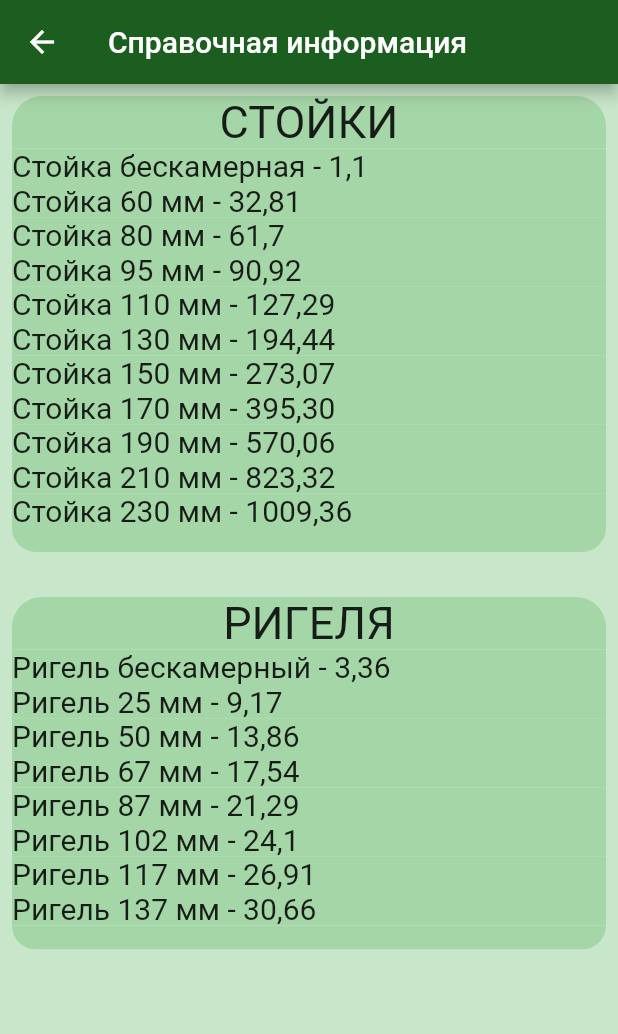
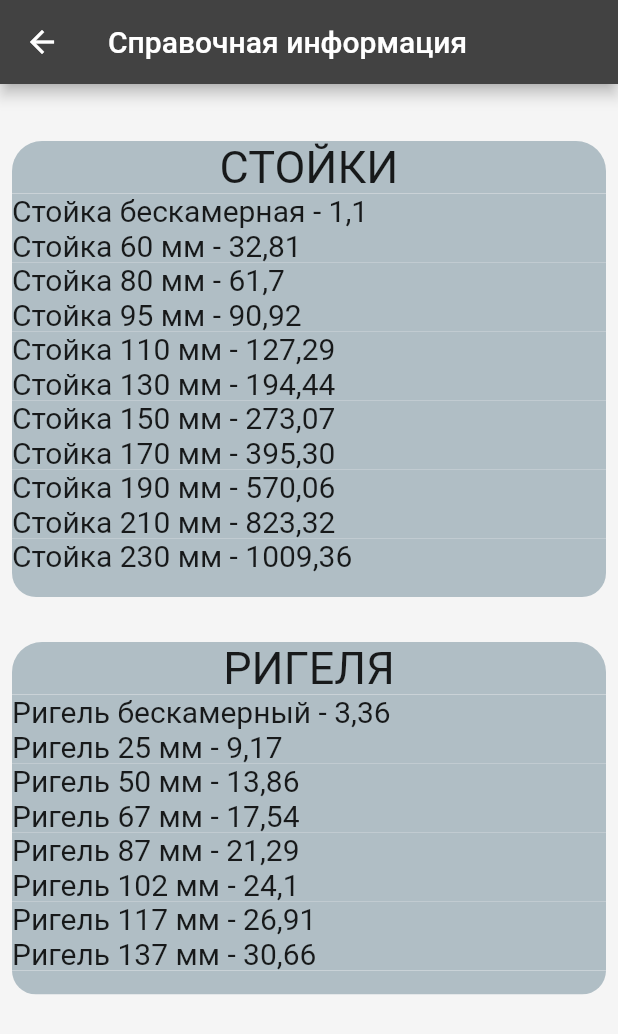
Before and after one commit to KonstantinLeschenko/framex_statics, a Flutter app: the screen it shows after launch, after a tap on "Инфо", on a phone screen of 412 x 824 dp. Shown: the top 1034 px of the screen. Run offline on Flutter 3.47's test engine with Material 2 defaults, Android fonts, the phone set to English and light mode, and no system bars.

Commit message:
update colors

```diff
--- a/lib/home.dart
+++ b/lib/home.dart
@@ -5,9 +5,9 @@ class Home extends StatelessWidget {
   @override
   Widget build(BuildContext context) {
     return Scaffold(
-      backgroundColor: Colors.green[100],
+      backgroundColor: Colors.grey[100],
       appBar: AppBar(
-        backgroundColor: Colors.green[700],
+        backgroundColor: Colors.grey[800],
         title: const Text('Расчёт статических и ветровых нагрузок'),
       ),
       body: Center(
@@ -25,7 +25,7 @@ class Home extends StatelessWidget {
                   Navigator.pushNamed(context, '/stoyka');
                 },
                     style: ElevatedButton.styleFrom(
-                      primary: Colors.blue[300]
+                      primary: Colors.blueGrey[300]
                     ),
                     child: const Text('Ветровая нагрузка на стойку', style: TextStyle(fontSize: 20), textAlign: TextAlign.center,)),
               ),
@@ -39,7 +39,7 @@ class Home extends StatelessWidget {
                   Navigator.pushNamed(context, '/rigel');
                 },
                     style: ElevatedButton.styleFrom(
-                        primary: Colors.blue[300]
+                        primary: Colors.blueGrey[300]
                     ),
                     child: const Text('Статическая нагрузка на ригель', style: TextStyle(fontSize: 20),textAlign: TextAlign.center,)),
               ),
@@ -53,7 +53,7 @@ class Home extends StatelessWidget {
                   Navigator.pushNamed(context, '/info');
                 },
                     style: ElevatedButton.styleFrom(
-                        primary: Colors.blue[300]
+                        primary: Colors.blueGrey[300]
                     ),
                     child: const Text('Инфо', style: TextStyle(fontSize: 20),textAlign: TextAlign.center,)),
               ),
--- a/lib/info_page.dart
+++ b/lib/info_page.dart
@@ -7,43 +7,46 @@ class InfoPage extends StatelessWidget {
   Widget build(BuildContext context) {
     return Scaffold(
       appBar: AppBar(
-        backgroundColor: Colors.green[900],
+        backgroundColor: Colors.grey[800],
         title: const Text('Справочная информация'),
       ),
-      backgroundColor: Colors.green[100],
+      backgroundColor: Colors.grey[100],
       body: Padding(
         padding: const EdgeInsets.all(8.0),
         child: Center(
           child: ListView(
             children: [
+              const SizedBox(
+                height: 30,
+              ),
               ClipRRect(borderRadius: const BorderRadius.only(topLeft: Radius.circular(20), topRight: Radius.circular(20)),
-                child: Container(color: Colors.green[200],
+                child: Container(color: Colors.blueGrey[200],
                     child: const Text('СТОЙКИ', style: TextStyle(fontSize: 30), textAlign: TextAlign.center,))),
-              Container(color: Colors.green[200],
+              Container(color: Colors.blueGrey[200],
                   child: const Text('Стойка бескамерная - 1,1', style: TextStyle(fontSize: 20),)),
-              Container(color: Colors.green[200],
+              Container(color: Colors.blueGrey[200],
                   child: const Text('Стойка 60 мм - 32,81', style: TextStyle(fontSize: 20),)),
-              Container(color: Colors.green[200],
+              Container(color: Colors.blueGrey[200],
                   child: const Text('Стойка 80 мм - 61,7', style: TextStyle(fontSize: 20),)),
-              Container(color: Colors.green[200],
+              Container(color: Colors.blueGrey[200],
                   child: const Text('Стойка 95 мм - 90,92', style: TextStyle(fontSize: 20),)),
-              Container(color: Colors.green[200],
+              Container(color: Colors.blueGrey[200],
                   child: const Text('Стойка 110 мм - 127,29', style: TextStyle(fontSize: 20),)),
-              Container(color: Colors.green[200],
+              Container(color: Colors.blueGrey[200],
                   child: const Text('Стойка 130 мм - 194,44', style: TextStyle(fontSize: 20),)),
-              Container(color: Colors.green[200],
+              Container(color: Colors.blueGrey[200],
                   child: const Text('Стойка 150 мм - 273,07', style: TextStyle(fontSize: 20),)),
-              Container(color: Colors.green[200],
+              Container(color: Colors.blueGrey[200],
                   child: const Text('Стойка 170 мм - 395,30', style: TextStyle(fontSize: 20),)),
-              Container(color: Colors.green[200],
+              Container(color: Colors.blueGrey[200],
                   child: const Text('Стойка 190 мм - 570,06', style: TextStyle(fontSize: 20),)),
-              Container(color: Colors.green[200],
+              Container(color: Colors.blueGrey[200],
                   child: const Text('Стойка 210 мм - 823,32', style: TextStyle(fontSize: 20),)),
-              Container(color: Colors.green[200],
+              Container(color: Colors.blueGrey[200],
                   child: const Text('Стойка 230 мм - 1009,36', style: TextStyle(fontSize: 20),)),
               ClipRRect(
                 borderRadius: const BorderRadius.only(bottomLeft: Radius.circular(20), bottomRight: Radius.circular(20)),
-                child: Container(color: Colors.green[200],
+                child: Container(color: Colors.blueGrey[200],
                     child: const Text('')),
               ),
               const SizedBox(
@@ -52,28 +55,28 @@ class InfoPage extends StatelessWidget {
 
               ClipRRect(
                 borderRadius: const BorderRadius.only(topLeft: Radius.circular(20), topRight: Radius.circular(20)),
-                child: Container(color:Colors.green[200],
+                child: Container(color:Colors.blueGrey[200],
                     child: const Text('РИГЕЛЯ', style: TextStyle(fontSize: 30), textAlign: TextAlign.center,)),
               ),
-              Container(color:Colors.green[200],
+              Container(color: Colors.blueGrey[200],
                   child: const Text('Ригель бескамерный - 3,36', style: TextStyle(fontSize: 20),)),
-              Container(color:Colors.green[200],
+              Container(color: Colors.blueGrey[200],
                   child: const Text('Ригель 25 мм - 9,17', style: TextStyle(fontSize: 20),)),
-              Container(color:Colors.green[200],
+              Container(color: Colors.blueGrey[200],
                   child: const Text('Ригель 50 мм - 13,86', style: TextStyle(fontSize: 20),)),
-              Container(color:Colors.green[200],
+              Container(color: Colors.blueGrey[200],
                   child: const Text('Ригель 67 мм - 17,54', style: TextStyle(fontSize: 20),)),
-              Container(color:Colors.green[200],
+              Container(color: Colors.blueGrey[200],
                   child: const Text('Ригель 87 мм - 21,29', style: TextStyle(fontSize: 20),)),
-              Container(color:Colors.green[200],
+              Container(color: Colors.blueGrey[200],
                   child: const Text('Ригель 102 мм - 24,1', style: TextStyle(fontSize: 20),)),
-              Container(color:Colors.green[200],
+              Container(color: Colors.blueGrey[200],
                   child: const Text('Ригель 117 мм - 26,91', style: TextStyle(fontSize: 20),)),
-              Container(color:Colors.green[200],
+              Container(color: Colors.blueGrey[200],
                   child: const Text('Ригель 137 мм - 30,66', style: TextStyle(fontSize: 20),)),
               ClipRRect(
                 borderRadius: const BorderRadius.only(bottomLeft: Radius.circular(20), bottomRight: Radius.circular(20)),
-                child: Container(color: Colors.green[200],
+                child: Container(color: Colors.blueGrey[200],
                     child: const Text('')),
               ),
 
--- a/lib/main.dart
+++ b/lib/main.dart
@@ -5,7 +5,7 @@ import 'package:framex_statics/rigel_statics.dart';
 import 'package:framex_statics/stoyka_statics.dart';
 
 void main() => runApp(MaterialApp(
-      theme: ThemeData(primaryColor: Colors.deepOrangeAccent),
+      theme: ThemeData(primaryColor: Colors.grey[900]),
 
   initialRoute: '/',
   routes: {
```
Also changed, not shown: lib/rigel_statics.dart (+9 -9 lines), lib/stoyka_statics.dart (+21 -20 lines).
